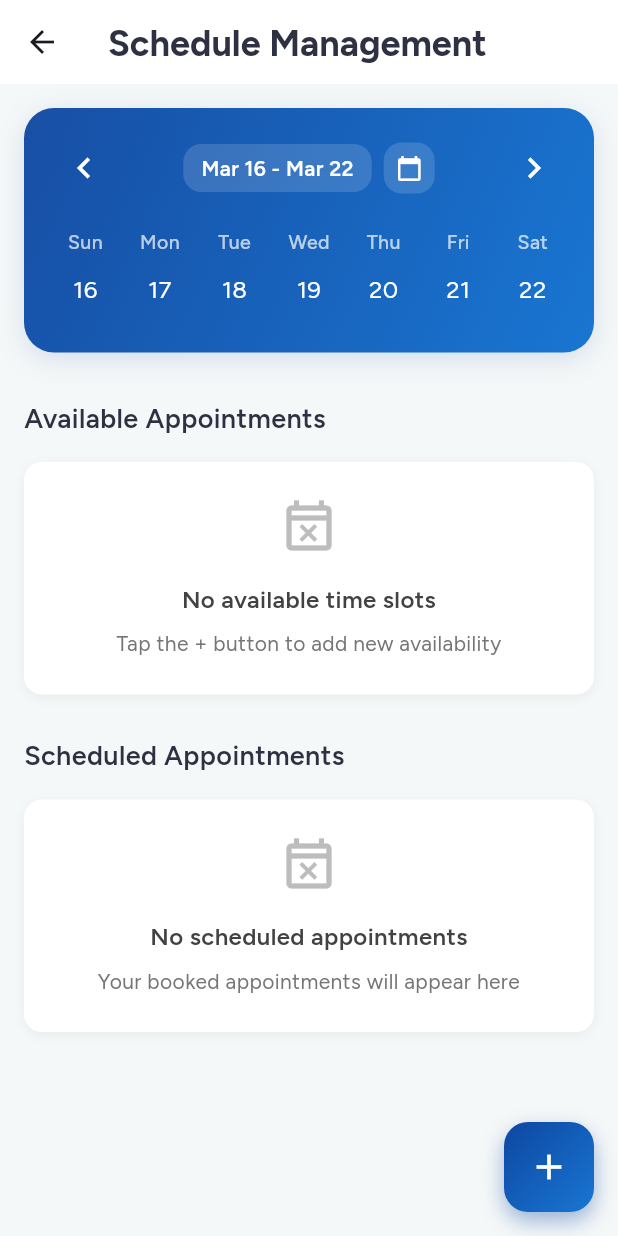
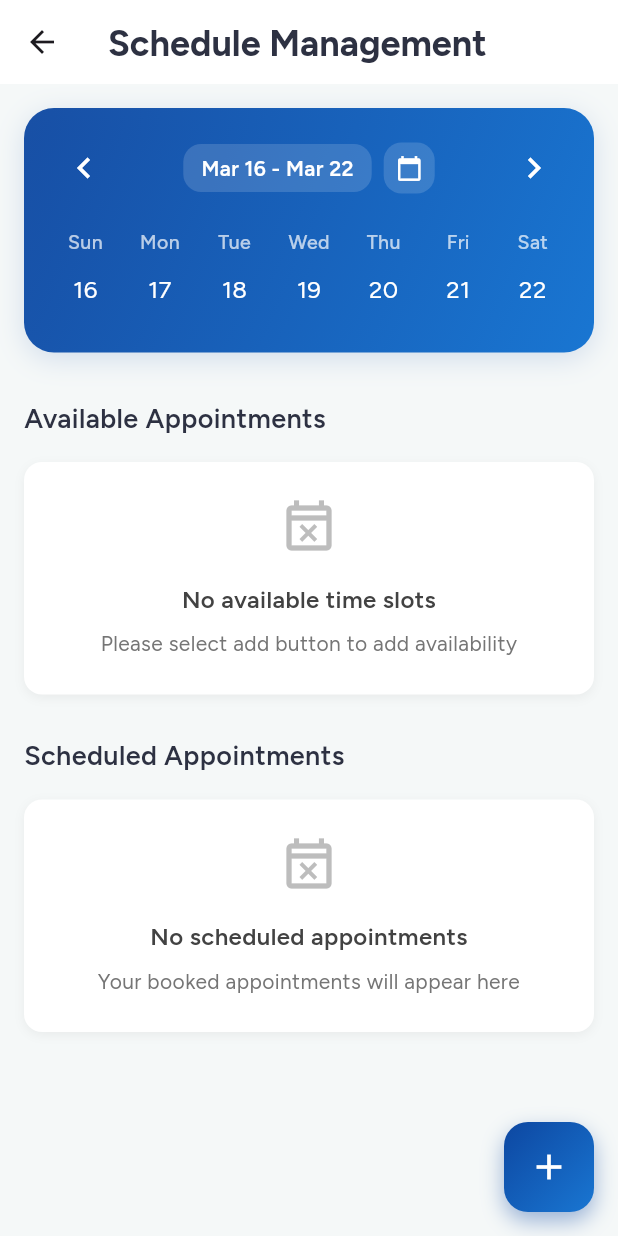
Before and after one commit to flappyBirdBol-anon/code-bolanon-mobile, a Flutter app: the TrainerSchedulesView screen opened by its route, after a tap on the "chevron left" icon, on a phone screen of 412 x 824 dp. Run offline on Flutter 3.47's test engine with Material 3 defaults, Android fonts, the phone set to English and light mode, and no system bars; our stand-ins replace cached_network_image, carousel_slider, data_table_2, dio, file_picker, fl_chart and 19 more; missing offline and left inert: animated_svg, docx_viewer, excel, flutter_pdfview, flutter_stripe, media_kit and 3 more; accounts and stored records are empty; network calls fail; project files that could hold a hidden picture were left out.

Commit message:
done validations past selected date in manage schedules for trainer

```diff
--- a/lib/ui/views/trainer_schedules/trainer_schedules_view.dart
+++ b/lib/ui/views/trainer_schedules/trainer_schedules_view.dart
@@ -66,7 +66,8 @@ class TrainerSchedulesView extends StackedView<TrainerSchedulesViewModel> {
       ),
       floatingActionButton: Hero(
         tag: 'fab_schedule',
-        child: AnimatedContainer(
+        child: viewModel.isSelectedDateActive(viewModel.selectedDate)
+            ? AnimatedContainer(
                 duration: const Duration(milliseconds: 300),
                 decoration: BoxDecoration(
                   boxShadow: [
@@ -95,7 +96,8 @@ class TrainerSchedulesView extends StackedView<TrainerSchedulesViewModel> {
                     ),
                   ),
                 ),
-        ),
+              )
+            : const SizedBox.shrink(),
       ),
     );
   }
@@ -286,9 +288,15 @@ class TrainerSchedulesView extends StackedView<TrainerSchedulesViewModel> {
         if (viewModel.isLoading && viewModel.availableTimeSlots.isEmpty)
           _buildSkeletonLoaders(3)
         else if (viewModel.availableTimeSlots.isEmpty)
-          _buildEmptyState(
+          viewModel.isSelectedDateActive(viewModel.selectedDate)
+              ? _buildEmptyState(
                   'No available time slots',
-            'Tap the + button to add new availability',
+                  'Please select add button to add availability',
+                  isDark,
+                )
+              : _buildEmptyState(
+                  'No time slots',
+                  'Cannot add schedules for past dates',
                   isDark,
                 )
         else
@@ -380,9 +388,15 @@ class TrainerSchedulesView extends StackedView<TrainerSchedulesViewModel> {
         if (viewModel.isLoading && viewModel.scheduledAppointments.isEmpty)
           _buildSkeletonLoaders(2)
         else if (viewModel.scheduledAppointments.isEmpty)
-          _buildEmptyState(
+          viewModel.isSelectedDateActive(viewModel.selectedDate)
+              ? _buildEmptyState(
                   'No scheduled appointments',
                   'Your booked appointments will appear here',
+                  isDark,
+                )
+              : _buildEmptyState(
+                  'No completed scheduled appointments',
+                  'Please select a future date to add availability',
                   isDark,
                 )
         else
--- a/lib/ui/views/trainer_schedules/trainer_schedules_viewmodel.dart
+++ b/lib/ui/views/trainer_schedules/trainer_schedules_viewmodel.dart
@@ -71,6 +71,14 @@ class TrainerSchedulesViewModel extends AppBaseViewModel {
 
   double _price = 500.0;
   double get price => _price;
+
+  bool isSelectedDateActive(DateTime date) {
+    final now = DateTime.now();
+    return date.year == _selectedDate.year &&
+        date.month == _selectedDate.month &&
+        date.day == _selectedDate.day &&
+        date.isAfter(DateTime(now.year, now.month, now.day));
+  }
 
   void setPrice(double value) {
     _price = value;
```
Lines whose indentation alone changed are shown as unchanged.
